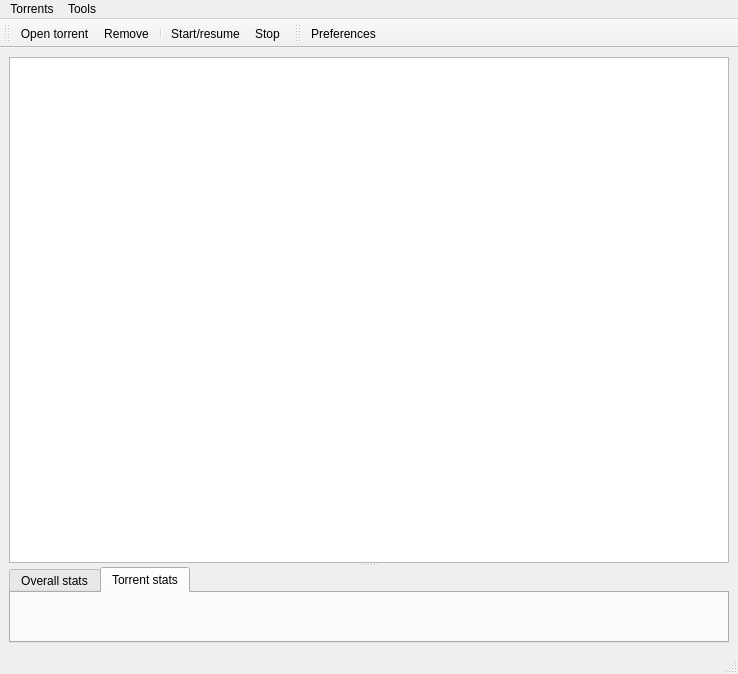
Before: the Qt Designer form plugins/torrent/mainwindow.ui in 0xd34df00d/leechcraft, drawn with Qt 5.
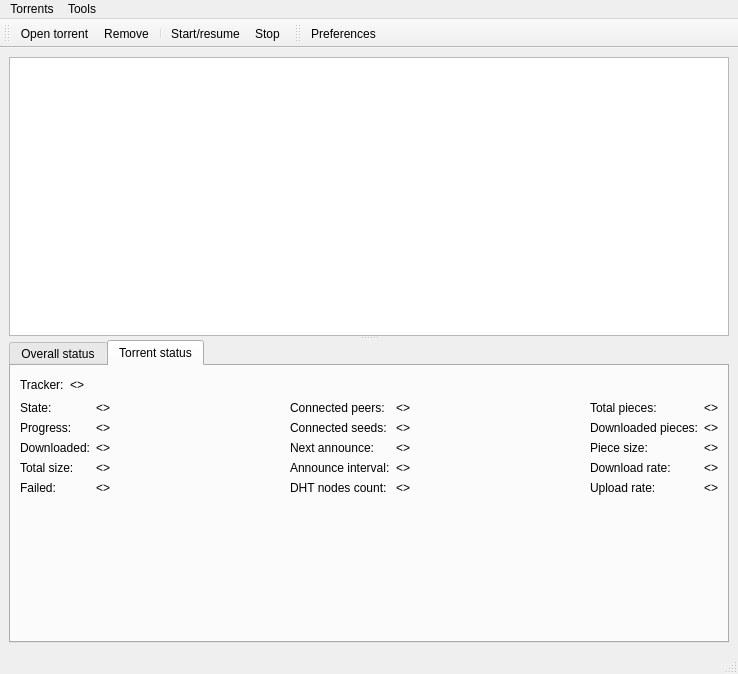
After: the same form once the commit is applied. The open tabs and pages were chosen to show the change. Icons and pictures are not drawn.

The edit to the form file:
```diff
--- a/plugins/torrent/mainwindow.ui
+++ b/plugins/torrent/mainwindow.ui
@@ -55,13 +55,311 @@
        </property>
        <widget class="QWidget" name="OverallStats_" >
         <attribute name="title" >
-         <string>Overall stats</string>
+         <string>Overall status</string>
         </attribute>
        </widget>
        <widget class="QWidget" name="TorrentStats_" >
         <attribute name="title" >
-         <string>Torrent stats</string>
+         <string>Torrent status</string>
         </attribute>
+        <layout class="QVBoxLayout" >
+         <item>
+          <layout class="QHBoxLayout" >
+           <item>
+            <widget class="QLabel" name="label_5" >
+             <property name="text" >
+              <string>Tracker:</string>
+             </property>
+            </widget>
+           </item>
+           <item>
+            <widget class="QLabel" name="LabelTracker_" >
+             <property name="text" >
+              <string>&lt;></string>
+             </property>
+            </widget>
+           </item>
+           <item>
+            <spacer>
+             <property name="orientation" >
+              <enum>Qt::Horizontal</enum>
+             </property>
+             <property name="sizeHint" >
+              <size>
+               <width>40</width>
+               <height>20</height>
+              </size>
+             </property>
+            </spacer>
+           </item>
+          </layout>
+         </item>
+         <item>
+          <layout class="QHBoxLayout" >
+           <item>
+            <layout class="QGridLayout" >
+             <item row="0" column="0" >
+              <widget class="QLabel" name="label" >
+               <property name="text" >
+                <string>State:</string>
+               </property>
+              </widget>
+             </item>
+             <item row="0" column="1" >
+              <widget class="QLabel" name="LabelState_" >
+               <property name="text" >
+                <string>&lt;></string>
+               </property>
+              </widget>
+             </item>
+             <item row="1" column="0" >
+              <widget class="QLabel" name="label_3" >
+               <property name="text" >
+                <string>Progress:</string>
+               </property>
+              </widget>
+             </item>
+             <item row="1" column="1" >
+              <widget class="QLabel" name="LabelProgress_" >
+               <property name="text" >
+                <string>&lt;></string>
+               </property>
+              </widget>
+             </item>
+             <item row="2" column="0" >
+              <widget class="QLabel" name="label_12" >
+               <property name="text" >
+                <string>Downloaded:</string>
+               </property>
+              </widget>
+             </item>
+             <item row="2" column="1" >
+              <widget class="QLabel" name="LabelDownloaded_" >
+               <property name="text" >
+                <string>&lt;></string>
+               </property>
+              </widget>
+             </item>
+             <item row="3" column="0" >
+              <widget class="QLabel" name="label_13" >
+               <property name="text" >
+                <string>Total size:</string>
+               </property>
+              </widget>
+             </item>
+             <item row="3" column="1" >
+              <widget class="QLabel" name="LabelTotalSize_" >
+               <property name="text" >
+                <string>&lt;></string>
+               </property>
+              </widget>
+             </item>
+             <item row="4" column="0" >
+              <widget class="QLabel" name="label_11" >
+               <property name="text" >
+                <string>Failed:</string>
+               </property>
+              </widget>
+             </item>
+             <item row="4" column="1" >
+              <widget class="QLabel" name="LabelFailed_" >
+               <property name="text" >
+                <string>&lt;></string>
+               </property>
+              </widget>
+             </item>
+            </layout>
+           </item>
+           <item>
+            <spacer>
+             <property name="orientation" >
+              <enum>Qt::Horizontal</enum>
+             </property>
+             <property name="sizeHint" >
+              <size>
+               <width>40</width>
+               <height>20</height>
+              </size>
+             </property>
+            </spacer>
+           </item>
+           <item>
+            <layout class="QGridLayout" >
+             <item row="0" column="0" >
+              <widget class="QLabel" name="label_2" >
+               <property name="text" >
+                <string>Connected peers:</string>
+               </property>
+              </widget>
+             </item>
+             <item row="0" column="1" >
+              <widget class="QLabel" name="LabelConnectedPeers_" >
+               <property name="text" >
+                <string>&lt;></string>
+               </property>
+              </widget>
+             </item>
+             <item row="1" column="0" >
+              <widget class="QLabel" name="label_4" >
+               <property name="text" >
+                <string>Connected seeds:</string>
+               </property>
+              </widget>
+             </item>
+             <item row="1" column="1" >
+              <widget class="QLabel" name="LabelConnectedSeeds_" >
+               <property name="text" >
+                <string>&lt;></string>
+               </property>
+              </widget>
+             </item>
+             <item row="2" column="0" >
+              <widget class="QLabel" name="label_7" >
+               <property name="text" >
+                <string>Next announce:</string>
+               </property>
+              </widget>
+             </item>
+             <item row="2" column="1" >
+              <widget class="QLabel" name="LabelNextAnnounce_" >
+               <property name="text" >
+                <string>&lt;></string>
+               </property>
+              </widget>
+             </item>
+             <item row="3" column="0" >
+              <widget class="QLabel" name="label_9" >
+               <property name="text" >
+                <string>Announce interval:</string>
+               </property>
+              </widget>
+             </item>
+             <item row="3" column="1" >
+              <widget class="QLabel" name="LabelAnnounceInterval_" >
+               <property name="text" >
+                <string>&lt;></string>
+               </property>
+              </widget>
+             </item>
+             <item row="4" column="0" >
+              <widget class="QLabel" name="label_6" >
+               <property name="text" >
+                <string>DHT nodes count:</string>
+               </property>
+              </widget>
+             </item>
+             <item row="4" column="1" >
+              <widget class="QLabel" name="LabelDHTNodesCount_" >
+               <property name="text" >
+                <string>&lt;></string>
+               </property>
+              </widget>
+             </item>
+            </layout>
+           </item>
+           <item>
+            <spacer>
+             <property name="orientation" >
+              <enum>Qt::Horizontal</enum>
+             </property>
+             <property name="sizeHint" >
+              <size>
+               <width>40</width>
+               <height>20</height>
+              </size>
+             </property>
+            </spacer>
+           </item>
+           <item>
+            <layout class="QGridLayout" >
+             <item row="0" column="0" >
+              <widget class="QLabel" name="label_8" >
+               <property name="text" >
+                <string>Total pieces:</string>
+               </property>
+              </widget>
+             </item>
+             <item row="0" column="1" >
+              <widget class="QLabel" name="LabelTotalPieces_" >
+               <property name="text" >
+                <string>&lt;></string>
+               </property>
+              </widget>
+             </item>
+             <item row="1" column="0" >
+              <widget class="QLabel" name="label_10" >
+               <property name="text" >
+                <string>Downloaded pieces:</string>
+               </property>
+              </widget>
+             </item>
+             <item row="1" column="1" >
+              <widget class="QLabel" name="LabelDownloadedPieces_" >
+               <property name="text" >
+                <string>&lt;></string>
+               </property>
+              </widget>
+             </item>
+             <item row="2" column="0" >
+              <widget class="QLabel" name="label_14" >
+               <property name="text" >
+                <string>Piece size:</string>
+               </property>
+              </widget>
+             </item>
+             <item row="2" column="1" >
+              <widget class="QLabel" name="LabelPieceSize_" >
+               <property name="text" >
+                <string>&lt;></string>
+               </property>
+              </widget>
+             </item>
+             <item row="3" column="0" >
+              <widget class="QLabel" name="label_15" >
+               <property name="text" >
+                <string>Download rate:</string>
+               </property>
+              </widget>
+             </item>
+             <item row="3" column="1" >
+              <widget class="QLabel" name="LabelDownloadRate_" >
+               <property name="text" >
+                <string>&lt;></string>
+               </property>
+              </widget>
+             </item>
+             <item row="4" column="0" >
+              <widget class="QLabel" name="label_16" >
+               <property name="text" >
+                <string>Upload rate:</string>
+               </property>
+              </widget>
+             </item>
+             <item row="4" column="1" >
+              <widget class="QLabel" name="LabelUploadRate_" >
+               <property name="text" >
+                <string>&lt;></string>
+               </property>
+              </widget>
+             </item>
+            </layout>
+           </item>
+          </layout>
+         </item>
+         <item>
+          <spacer>
+           <property name="orientation" >
+            <enum>Qt::Vertical</enum>
+           </property>
+           <property name="sizeHint" >
+            <size>
+             <width>20</width>
+             <height>40</height>
+            </size>
+           </property>
+          </spacer>
+         </item>
+        </layout>
        </widget>
       </widget>
      </widget>
```
Left out of the diff: 6 changed lines with no effect on the pictures.
